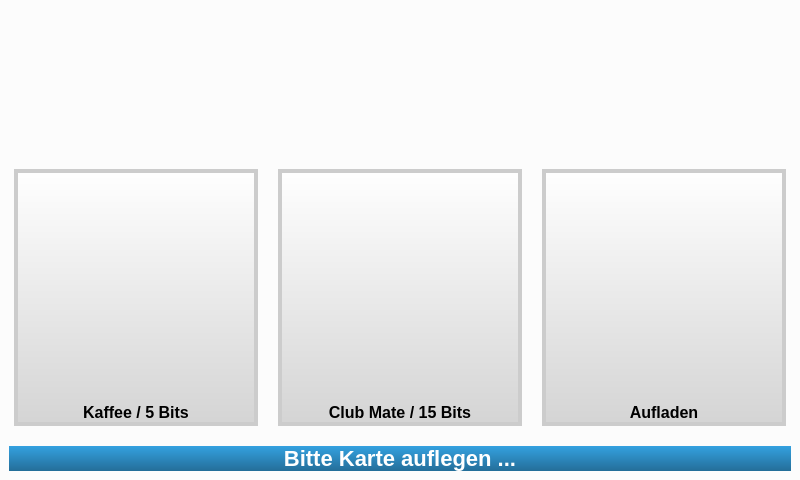
Before: the Qt Designer form main.ui in fsiwi-hka/coffeesale, drawn with Qt 5.
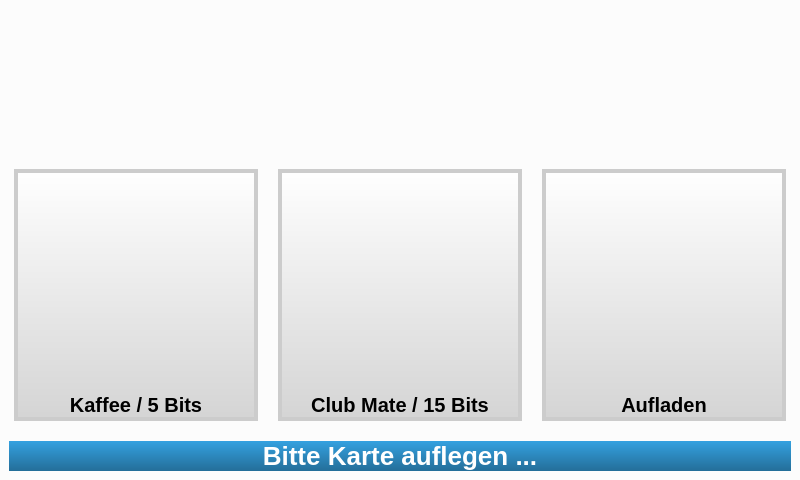
After: the same form once the commit is applied. Icons and pictures are not drawn.

Commit message: Improves font sizes in main.ui and code.ui

Patch:
```diff
--- a/main.ui
+++ b/main.ui
@@ -29,7 +29,7 @@
 	background-color: qlineargradient(spread:pad, x1:0, y1:0, x2:0, y2:1, stop:0 rgba(52, 161, 224, 255), stop:1 rgba(36, 110, 153, 255));
 	border-radius: 1em;
 	padding: 1em;
-	font-size: 22px;
+	font-size: 26px;
 	font-weight: bold;
 }
 
@@ -45,6 +45,7 @@
 	background-color: qlineargradient(spread:pad, x1:0, y1:0, x2:0, y2:1, stop:0 rgba(255, 255, 255, 255), stop:1 rgba(212, 212, 212, 255));
 	text-align: bottom center;
 	padding: 0.3em;
+    font-size: 20px;
 }
 
 QPushButton:on, QToolButton:on {
```
The commit also changes 1 other file.
